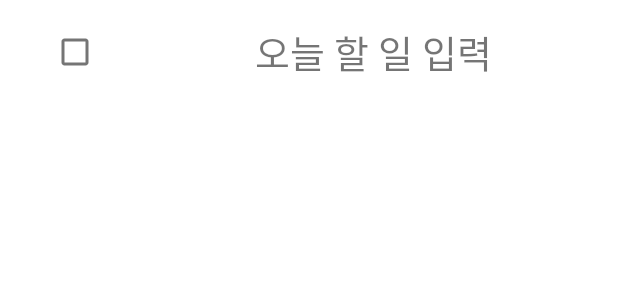
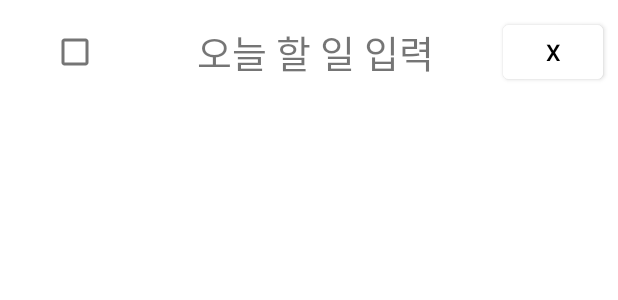
Before and after one commit to wooseok9872/Toy2_front_2021, an Android app: the layout todo_view.xml on its own in the app's theme, with its tools: preview values and no code run, on a phone screen of 412 x 824 dp. Shown: the top 300 px of the screen. Run offline under Robolectric (Android 15) with nearby library versions, the phone set to English and light mode, and no system bars.

Commit message:
todo_delete

```diff
--- a/app/src/main/java/com/example/myapplication/todo/APIS_todo.kt
+++ b/app/src/main/java/com/example/myapplication/todo/APIS_todo.kt
@@ -16,12 +16,9 @@ interface APIS_todo {
     // todo리스트 생성
     @POST("study")
     fun post_todo(
-        @Body todoClass: todo_class
+        @Body planClass: plan
     ): Call<Post_Todo>
 
-    // todo리스트 수정
-    @PATCH("study/{studyId}")
-    fun patch_todo(@Path("studyId") studyId: Long): Call<Patch_Todo>
 
     @PUT("/study/{studyId}")
     fun put_todo(
--- a/app/src/main/java/com/example/myapplication/todo/Plan.kt
+++ b/app/src/main/java/com/example/myapplication/todo/Plan.kt
@@ -19,7 +19,3 @@ class planlist() {
         return Planlist.lastIndex
     }
 }
-
-class todo_class(var content: String) : Serializable{
-
-}
--- a/app/src/main/res/layout/todo_view.xml
+++ b/app/src/main/res/layout/todo_view.xml
@@ -17,13 +17,25 @@
 
         <TextView
             android:id="@+id/plan_content"
-            android:layout_width="match_parent"
+            android:layout_width="250dp"
             android:layout_height="match_parent"
             android:text="오늘 할 일 입력"
             android:textSize="25dp"
             android:gravity="center"
             android:layout_gravity="center"/>
 
+        <Button
+            android:id="@+id/delete_button"
+            android:layout_width="40dp"
+            android:layout_height="wrap_content"
+            android:layout_gravity="center_vertical"
+            android:backgroundTint="#ffffff"
+            android:textColor="@color/black"
+            android:layout_weight="1"
+            android:text="x"
+            android:layout_marginEnd="10dp"
+            android:textSize="15dp"/>
+
     </LinearLayout>
 
 
```
Also changed, not shown: app/src/main/java/com/example/myapplication/todo/DataModels_todo.kt (+2 -8 lines), app/src/main/java/com/example/myapplication/todo/PlanAdapter.kt (+20 -5 lines), app/src/main/java/com/example/myapplication/todo/Todo_main.kt (+120 -64 lines), app/src/main/res/layout/activity_todo_main.xml (+0 -17 lines).
